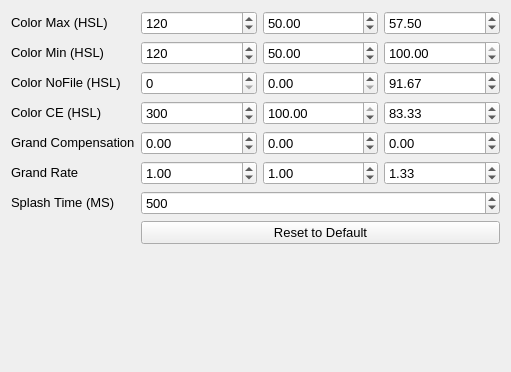
First picture: the form in src/forms/visualsettings.ui, repository Project-LemonLime/Project_LemonLime, before the edit.
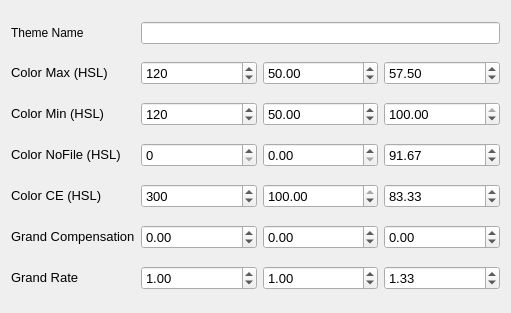
Second picture: the form after the edit.

Commit message: chore: using themes replace previous visual settings | 以“主题”替换之前的视觉设置

What changed in the file:
```diff
--- a/src/forms/visualsettings.ui
+++ b/src/forms/visualsettings.ui
@@ -10,7 +10,7 @@
     <x>0</x>
     <y>0</y>
     <width>511</width>
-    <height>372</height>
+    <height>313</height>
    </rect>
   </property>
   <property name="minimumSize">
@@ -23,8 +23,8 @@
    <string>Form</string>
   </property>
   <layout class="QGridLayout" name="gridLayout">
-   <item row="0" column="0">
-    <widget class="QLabel" name="colorMxLabel">
+   <item row="6" column="0">
+    <widget class="QLabel" name="grandRateLabel">
      <property name="sizePolicy">
       <sizepolicy hsizetype="Fixed" vsizetype="Fixed">
        <horstretch>0</horstretch>
@@ -37,145 +37,11 @@
       </font>
      </property>
      <property name="text">
-      <string>Color Max (HSL)</string>
+      <string>Grand Rate</string>
      </property>
     </widget>
    </item>
-   <item row="0" column="1">
-    <layout class="QHBoxLayout" name="horizontalLayout">
-     <item>
-      <widget class="QSpinBox" name="spinBoxMxH">
-       <property name="font">
-        <font>
-         <pointsize>10</pointsize>
-        </font>
-       </property>
-       <property name="maximum">
-        <number>720</number>
-       </property>
-       <property name="value">
-        <number>120</number>
-       </property>
-      </widget>
-     </item>
-     <item>
-      <widget class="QDoubleSpinBox" name="doubleSpinBoxMxS">
-       <property name="font">
-        <font>
-         <pointsize>10</pointsize>
-        </font>
-       </property>
-       <property name="maximum">
-        <double>100.000000000000000</double>
-       </property>
-       <property name="value">
-        <double>50.000000000000000</double>
-       </property>
-      </widget>
-     </item>
-     <item>
-      <widget class="QDoubleSpinBox" name="doubleSpinBoxMxL">
-       <property name="font">
-        <font>
-         <pointsize>10</pointsize>
-        </font>
-       </property>
-       <property name="maximum">
-        <double>100.000000000000000</double>
-       </property>
-       <property name="value">
-        <double>57.500000000000000</double>
-       </property>
-      </widget>
-     </item>
-    </layout>
-   </item>
-   <item row="1" column="0">
-    <widget class="QLabel" name="colorMiLabel">
-     <property name="sizePolicy">
-      <sizepolicy hsizetype="Fixed" vsizetype="Fixed">
-       <horstretch>0</horstretch>
-       <verstretch>0</verstretch>
-      </sizepolicy>
-     </property>
-     <property name="font">
-      <font>
-       <pointsize>10</pointsize>
-      </font>
-     </property>
-     <property name="text">
-      <string>Color Min (HSL)</string>
-     </property>
-    </widget>
-   </item>
-   <item row="1" column="1">
-    <layout class="QHBoxLayout" name="horizontalLayout_2">
-     <item>
-      <widget class="QSpinBox" name="spinBoxMiH">
-       <property name="font">
-        <font>
-         <pointsize>10</pointsize>
-        </font>
-       </property>
-       <property name="maximum">
-        <number>719</number>
-       </property>
-       <property name="value">
-        <number>120</number>
-       </property>
-      </widget>
-     </item>
-     <item>
-      <widget class="QDoubleSpinBox" name="doubleSpinBoxMiS">
-       <property name="font">
-        <font>
-         <pointsize>10</pointsize>
-        </font>
-       </property>
-       <property name="maximum">
-        <double>100.000000000000000</double>
-       </property>
-       <property name="value">
-        <double>50.000000000000000</double>
-       </property>
-      </widget>
-     </item>
-     <item>
-      <widget class="QDoubleSpinBox" name="doubleSpinBoxMiL">
-       <property name="font">
-        <font>
-         <pointsize>10</pointsize>
-        </font>
-       </property>
-       <property name="maximum">
-        <double>100.000000000000000</double>
-       </property>
-       <property name="value">
-        <double>100.000000000000000</double>
-       </property>
-      </widget>
-     </item>
-    </layout>
-   </item>
-   <item row="2" column="0">
-    <widget class="QLabel" name="colorNfLabel">
-     <property name="sizePolicy">
-      <sizepolicy hsizetype="Fixed" vsizetype="Fixed">
-       <horstretch>0</horstretch>
-       <verstretch>0</verstretch>
-      </sizepolicy>
-     </property>
-     <property name="font">
-      <font>
-       <pointsize>10</pointsize>
-      </font>
-     </property>
-     <property name="text">
-      <string>Color NoFile (HSL)</string>
-     </property>
-    </widget>
-   </item>
-   <item row="2" column="1">
+   <item row="3" column="1">
     <layout class="QHBoxLayout" name="horizontalLayout_4">
      <item>
       <widget class="QSpinBox" name="spinBoxNfH">
@@ -225,7 +91,7 @@
     </layout>
    </item>
    <item row="3" column="0">
-    <widget class="QLabel" name="colorCeLabel">
+    <widget class="QLabel" name="colorNfLabel">
      <property name="sizePolicy">
       <sizepolicy hsizetype="Fixed" vsizetype="Fixed">
        <horstretch>0</horstretch>
@@ -238,60 +104,78 @@
       </font>
      </property>
      <property name="text">
-      <string>Color CE (HSL)</string>
+      <string>Color NoFile (HSL)</string>
      </property>
     </widget>
    </item>
-   <item row="3" column="1">
-    <layout class="QHBoxLayout" name="horizontalLayout_5">
+   <item row="6" column="1">
+    <layout class="QHBoxLayout" name="horizontalLayout_6">
      <item>
-      <widget class="QSpinBox" name="spinBoxCeH">
+      <widget class="QDoubleSpinBox" name="grandRateH">
        <property name="font">
         <font>
          <pointsize>10</pointsize>
         </font>
        </property>
+       <property name="minimum">
+        <double>-10.000000000000000</double>
+       </property>
        <property name="maximum">
-        <number>359</number>
+        <double>10.000000000000000</double>
        </property>
+       <property name="singleStep">
+        <double>0.100000000000000</double>
+       </property>
        <property name="value">
-        <number>300</number>
+        <double>1.000000000000000</double>
        </property>
       </widget>
      </item>
      <item>
-      <widget class="QDoubleSpinBox" name="doubleSpinBoxCeS">
+      <widget class="QDoubleSpinBox" name="grandRateS">
        <property name="font">
         <font>
          <pointsize>10</pointsize>
         </font>
        </property>
+       <property name="minimum">
+        <double>-10.000000000000000</double>
+       </property>
        <property name="maximum">
-        <double>100.000000000000000</double>
+        <double>10.000000000000000</double>
        </property>
+       <property name="singleStep">
+        <double>0.100000000000000</double>
+       </property>
        <property name="value">
-        <double>100.000000000000000</double>
+        <double>1.000000000000000</double>
        </property>
       </widget>
      </item>
      <item>
-      <widget class="QDoubleSpinBox" name="doubleSpinBoxCeL">
+      <widget class="QDoubleSpinBox" name="grandRateL">
        <property name="font">
         <font>
          <pointsize>10</pointsize>
         </font>
        </property>
+       <property name="minimum">
+        <double>-10.000000000000000</double>
+       </property>
        <property name="maximum">
-        <double>100.000000000000000</double>
+        <double>10.000000000000000</double>
        </property>
+       <property name="singleStep">
+        <double>0.100000000000000</double>
+       </property>
        <property name="value">
-        <double>83.329999999999998</double>
+        <double>1.330000000000000</double>
        </property>
       </widget>
      </item>
     </layout>
    </item>
-   <item row="4" column="0">
+   <item row="5" column="0">
     <widget class="QLabel" name="grandCompLabel">
      <property name="sizePolicy">
       <sizepolicy hsizetype="Fixed" vsizetype="Fixed">
@@ -309,7 +193,123 @@
      </property>
     </widget>
    </item>
-   <item row="4" column="1">
+   <item row="2" column="1">
+    <layout class="QHBoxLayout" name="horizontalLayout_2">
+     <item>
+      <widget class="QSpinBox" name="spinBoxMiH">
+       <property name="font">
+        <font>
+         <pointsize>10</pointsize>
+        </font>
+       </property>
+       <property name="maximum">
+        <number>719</number>
+       </property>
+       <property name="value">
+        <number>120</number>
+       </property>
+      </widget>
+     </item>
+     <item>
+      <widget class="QDoubleSpinBox" name="doubleSpinBoxMiS">
+       <property name="font">
+        <font>
+         <pointsize>10</pointsize>
+        </font>
+       </property>
+       <property name="maximum">
+        <double>100.000000000000000</double>
+       </property>
+       <property name="value">
+        <double>50.000000000000000</double>
+       </property>
+      </widget>
+     </item>
+     <item>
+      <widget class="QDoubleSpinBox" name="doubleSpinBoxMiL">
+       <property name="font">
+        <font>
+         <pointsize>10</pointsize>
+        </font>
+       </property>
+       <property name="maximum">
+        <double>100.000000000000000</double>
+       </property>
+       <property name="value">
+        <double>100.000000000000000</double>
+       </property>
+      </widget>
+     </item>
+    </layout>
+   </item>
+   <item row="4" column="0">
+    <widget class="QLabel" name="colorCeLabel">
+     <property name="sizePolicy">
+      <sizepolicy hsizetype="Fixed" vsizetype="Fixed">
+       <horstretch>0</horstretch>
+       <verstretch>0</verstretch>
+      </sizepolicy>
+     </property>
+     <property name="font">
+      <font>
+       <pointsize>10</pointsize>
+      </font>
+     </property>
+     <property name="text">
+      <string>Color CE (HSL)</string>
+     </property>
+    </widget>
+   </item>
+   <item row="1" column="1">
+    <layout class="QHBoxLayout" name="horizontalLayout">
+     <item>
+      <widget class="QSpinBox" name="spinBoxMxH">
+       <property name="font">
+        <font>
+         <pointsize>10</pointsize>
+        </font>
+       </property>
+       <property name="maximum">
+        <number>720</number>
+       </property>
+       <property name="value">
+        <number>120</number>
+       </property>
+      </widget>
+     </item>
+     <item>
+      <widget class="QDoubleSpinBox" name="doubleSpinBoxMxS">
+       <property name="font">
+        <font>
+         <pointsize>10</pointsize>
+        </font>
+       </property>
+       <property name="maximum">
+        <double>100.000000000000000</double>
+       </property>
+       <property name="value">
+        <double>50.000000000000000</double>
+       </property>
+      </widget>
+     </item>
+     <item>
+      <widget class="QDoubleSpinBox" name="doubleSpinBoxMxL">
+       <property name="font">
+        <font>
+         <pointsize>10</pointsize>
+        </font>
+       </property>
+       <property name="maximum">
+        <double>100.000000000000000</double>
+       </property>
+       <property name="value">
+        <double>57.500000000000000</double>
+       </property>
+      </widget>
+     </item>
+    </layout>
+   </item>
+   <item row="5" column="1">
     <layout class="QHBoxLayout" name="horizontalLayout_3">
      <item>
       <widget class="QDoubleSpinBox" name="grandCompH">
@@ -376,93 +376,57 @@
      </item>
     </layout>
    </item>
-   <item row="5" column="0">
-    <widget class="QLabel" name="grandRateLabel">
-     <property name="sizePolicy">
-      <sizepolicy hsizetype="Fixed" vsizetype="Fixed">
-       <horstretch>0</horstretch>
-       <verstretch>0</verstretch>
-      </sizepolicy>
-     </property>
-     <property name="font">
-      <font>
-       <pointsize>10</pointsize>
-      </font>
-     </property>
-     <property name="text">
-      <string>Grand Rate</string>
-     </property>
-    </widget>
-   </item>
-   <item row="5" column="1">
-    <layout class="QHBoxLayout" name="horizontalLayout_6">
+   <item row="4" column="1">
+    <layout class="QHBoxLayout" name="horizontalLayout_5">
      <item>
-      <widget class="QDoubleSpinBox" name="grandRateH">
+      <widget class="QSpinBox" name="spinBoxCeH">
        <property name="font">
         <font>
          <pointsize>10</pointsize>
         </font>
        </property>
-       <property name="minimum">
-        <double>-10.000000000000000</double>
-       </property>
        <property name="maximum">
-        <double>10.000000000000000</double>
+        <number>359</number>
        </property>
-       <property name="singleStep">
-        <double>0.100000000000000</double>
-       </property>
        <property name="value">
-        <double>1.000000000000000</double>
+        <number>300</number>
        </property>
       </widget>
      </item>
      <item>
-      <widget class="QDoubleSpinBox" name="grandRateS">
+      <widget class="QDoubleSpinBox" name="doubleSpinBoxCeS">
        <property name="font">
         <font>
          <pointsize>10</pointsize>
         </font>
        </property>
-       <property name="minimum">
-        <double>-10.000000000000000</double>
-       </property>
        <property name="maximum">
-        <double>10.000000000000000</double>
+        <double>100.000000000000000</double>
        </property>
-       <property name="singleStep">
-        <double>0.100000000000000</double>
-       </property>
        <property name="value">
-        <double>1.000000000000000</double>
+        <double>100.000000000000000</double>
        </property>
       </widget>
      </item>
      <item>
-      <widget class="QDoubleSpinBox" name="grandRateL">
+      <widget class="QDoubleSpinBox" name="doubleSpinBoxCeL">
        <property name="font">
         <font>
          <pointsize>10</pointsize>
         </font>
        </property>
-       <property name="minimum">
-        <double>-10.000000000000000</double>
-       </property>
        <property name="maximum">
-        <double>10.000000000000000</double>
+        <double>100.000000000000000</double>
        </property>
-       <property name="singleStep">
-        <double>0.100000000000000</double>
-       </property>
        <property name="value">
-        <double>1.330000000000000</double>
+        <double>83.329999999999998</double>
        </property>
       </widget>
      </item>
     </layout>
    </item>
-   <item row="6" column="0">
-    <widget class="QLabel" name="splashTimeLabel">
+   <item row="2" column="0">
+    <widget class="QLabel" name="colorMiLabel">
      <property name="sizePolicy">
       <sizepolicy hsizetype="Fixed" vsizetype="Fixed">
        <horstretch>0</horstretch>
@@ -475,57 +439,48 @@
       </font>
      </property>
      <property name="text">
-      <string>Splash Time (MS)</string>
+      <string>Color Min (HSL)</string>
      </property>
     </widget>
    </item>
-   <item row="6" column="1">
+   <item row="1" column="0">
+    <widget class="QLabel" name="colorMxLabel">
+     <property name="sizePolicy">
+      <sizepolicy hsizetype="Fixed" vsizetype="Fixed">
+       <horstretch>0</horstretch>
+       <verstretch>0</verstretch>
+      </sizepolicy>
+     </property>
+     <property name="font">
+      <font>
+       <pointsize>10</pointsize>
+      </font>
+     </property>
+     <property name="text">
+      <string>Color Max (HSL)</string>
+     </property>
+    </widget>
+   </item>
+   <item row="0" column="1">
     <layout class="QHBoxLayout" name="horizontalLayout_7">
      <item>
-      <widget class="QSpinBox" name="splashTime">
-       <property name="font">
-        <font>
-         <pointsize>10</pointsize>
-        </font>
-       </property>
-       <property name="maximum">
-        <number>1200</number>
-       </property>
-       <property name="singleStep">
-        <number>100</number>
-       </property>
-       <property name="value">
-        <number>500</number>
-       </property>
-      </widget>
+      <widget class="QLineEdit" name="themeName"/>
      </item>
     </layout>
    </item>
-   <item row="7" column="1">
-    <widget class="QPushButton" name="resetToDefaultButton">
-     <property name="font">
-      <font>
-       <pointsize>10</pointsize>
-      </font>
+   <item row="0" column="0">
+    <widget class="QLabel" name="label">
+     <property name="sizePolicy">
+      <sizepolicy hsizetype="Fixed" vsizetype="Fixed">
+       <horstretch>0</horstretch>
+       <verstretch>0</verstretch>
+      </sizepolicy>
      </property>
      <property name="text">
-      <string>Reset to Default</string>
+      <string>Theme Name</string>
      </property>
     </widget>
    </item>
-   <item row="8" column="1">
-    <spacer name="verticalSpacer">
-     <property name="orientation">
-      <enum>Qt::Vertical</enum>
-     </property>
-     <property name="sizeHint" stdset="0">
-      <size>
-       <width>20</width>
-       <height>40</height>
-      </size>
-     </property>
-    </spacer>
-   </item>
   </layout>
  </widget>
  <tabstops>
```
Left out of the diff: 2 changed lines with no effect on the pictures. The commit also changes 17 other files.
